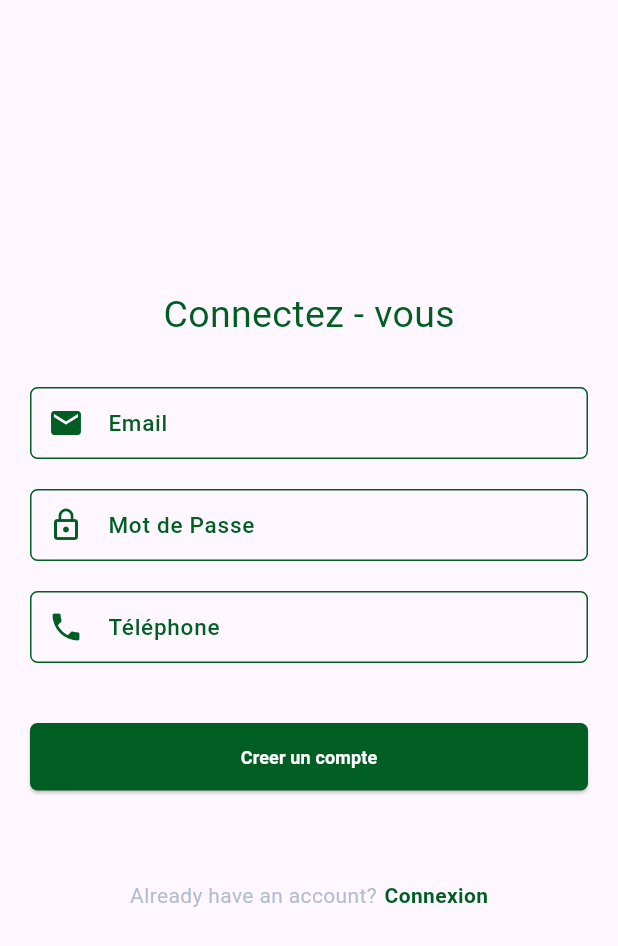
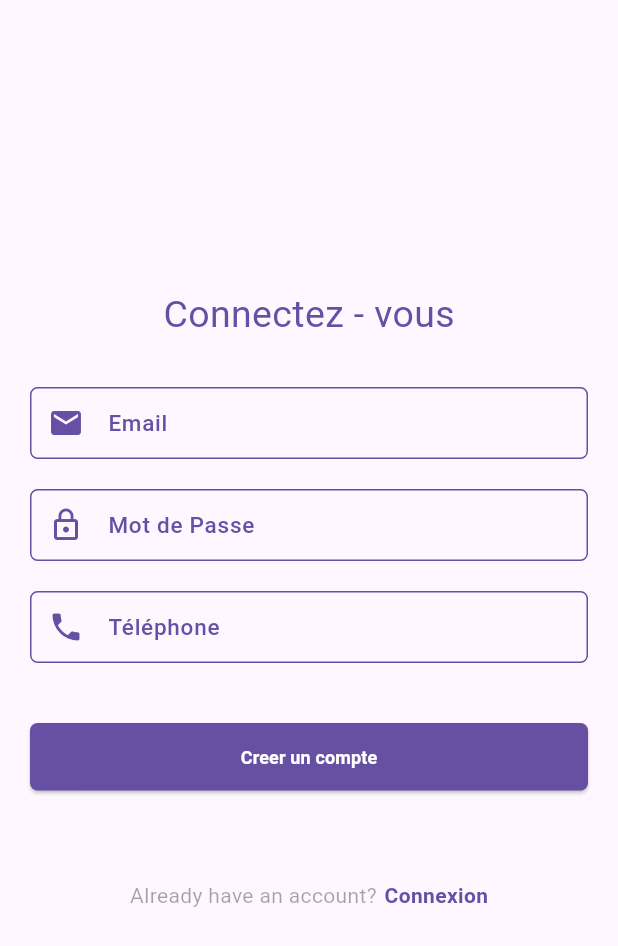
Before and after one commit to saliouseck2009/auth_template, a Flutter app: the screen it shows after launch, after a tap on "Register", on a phone screen of 412 x 824 dp. Shown: the top 946 px of the screen. Run offline on Flutter 3.47's test engine with Material 3 defaults, Android fonts, the phone set to English and light mode, and no system bars; our stand-ins replace bloc, dio, equatable, flutter_bloc, flutter_secure_storage, get_it; Roboto replaces fonts that are missing (Rubik).

Commit message:
refactor color instead of using static color use generic ones

```diff
--- a/lib/features/auth/presentation/bussiness_logic/bloc/login_bloc/login_state.dart
+++ b/lib/features/auth/presentation/bussiness_logic/bloc/login_bloc/login_state.dart
@@ -1,7 +1,5 @@
 import 'package:equatable/equatable.dart';
-import 'package:flutter/foundation.dart';
 
-@immutable
 abstract class LoginState extends Equatable {
   const LoginState();
 
--- a/lib/features/auth/presentation/screen/login_form.dart
+++ b/lib/features/auth/presentation/screen/login_form.dart
@@ -33,7 +33,7 @@ class LoginForm extends StatelessWidget {
   Widget LoginButton(BuildContext context) {
     return ElevatedButton(
         style: ElevatedButton.styleFrom(
-            backgroundColor: CustomColors.mainColor,
+            backgroundColor: Theme.of(context).colorScheme.primary,
             shape: RoundedRectangleBorder(
               borderRadius: BorderRadius.circular(5.0),
             )),
@@ -54,14 +54,14 @@ class LoginForm extends StatelessWidget {
             UtilsScreen.CustomSnackbar(
               context: context,
               description: state.error,
-              colorBackground: CustomColors.red,
+              colorBackground: Theme.of(context).colorScheme.error,
               textType: 'Error',
             );
           } else if (state is LoginSuccess) {
             UtilsScreen.CustomSnackbar(
               context: context,
               description: "User connecté avec succés",
-              colorBackground: CustomColors.successGreen,
+              colorBackground: Theme.of(context).colorScheme.primary,
               textType: 'Success',
             );
             Navigator.pushReplacementNamed(context, MainPage.routeName);
@@ -74,20 +74,21 @@ class LoginForm extends StatelessWidget {
             child: Column(
               mainAxisAlignment: MainAxisAlignment.center,
               children: [
-                const Column(
+                Column(
                   mainAxisAlignment: MainAxisAlignment.center,
                   children: [
                     // Image(
                     //   fit: BoxFit.fill,
                     //   image: AssetImage('assets/images/DaaraScience.png'),
                     // ),
-                    SizedBox(
+                    const SizedBox(
                       height: 5.0,
                     ),
                     Text(
                       "This is login message",
                       style: TextStyle(
-                          fontSize: 30.0, color: CustomColors.mainColor),
+                          fontSize: 30.0,
+                          color: Theme.of(context).colorScheme.primary),
                     )
                   ],
                 ),
@@ -95,7 +96,8 @@ class LoginForm extends StatelessWidget {
                   height: 5.0,
                 ),
                 CustomTextFormField(
-                  icon: const Icon(Icons.person, color: CustomColors.mainColor),
+                  icon: Icon(Icons.person,
+                      color: Theme.of(context).colorScheme.primary),
                   keyboardType: TextInputType.text,
                   label: "Username",
                   controller: _usernameController,
@@ -111,8 +113,8 @@ class LoginForm extends StatelessWidget {
                   height: 20.0,
                 ),
                 CustomTextFormField(
-                  icon: const Icon(Icons.lock_outline,
-                      color: CustomColors.mainColor),
+                  icon: Icon(Icons.lock_outline,
+                      color: Theme.of(context).colorScheme.primary),
                   keyboardType: TextInputType.visiblePassword,
                   label: "Mot de Passe",
                   controller: _passwordController,
@@ -165,9 +167,13 @@ class LoginForm extends StatelessWidget {
                         mainAxisAlignment: MainAxisAlignment.center,
                         crossAxisAlignment: CrossAxisAlignment.center,
                         children: <Widget>[
-                          const Text(
+                          Text(
                             "Don't have an account?",
-                            style: TextStyle(color: CustomColors.grey),
+                            style: TextStyle(
+                                color: Theme.of(context)
+                                    .colorScheme
+                                    .onBackground
+                                    .withOpacity(0.4)),
                           ),
                           const Padding(
                             padding: EdgeInsets.only(right: 5.0),
@@ -185,10 +191,11 @@ class LoginForm extends StatelessWidget {
                                   );
                                 }));
                               },
-                              child: const Text(
+                              child: Text(
                                 "Register",
                                 style: TextStyle(
-                                    color: CustomColors.mainColor,
+                                    color:
+                                        Theme.of(context).colorScheme.primary,
                                     fontWeight: FontWeight.bold),
                               ))
                         ],
--- a/lib/features/auth/presentation/screen/signup_form.dart
+++ b/lib/features/auth/presentation/screen/signup_form.dart
@@ -6,7 +6,6 @@ import 'package:voyage/core/extensions.dart';
 import 'package:voyage/features/auth/presentation/widgets/utils_screen.dart';
 
 import '../../../../../shared/widgets/loading_widget.dart';
-import '../../../../../themes/theme.dart';
 import '../bussiness_logic/bloc/signup_bloc/signup.dart';
 import '../widgets/custom_text_form_field.dart';
 
@@ -41,7 +40,7 @@ class SignupForm extends StatelessWidget {
           UtilsScreen.CustomSnackbar(
             context: context,
             description: state.error,
-            colorBackground: CustomColors.red,
+            colorBackground: Theme.of(context).colorScheme.error,
             textType: 'Error',
           );
         } else if (state is SignupSuccess) {
@@ -49,7 +48,7 @@ class SignupForm extends StatelessWidget {
           UtilsScreen.CustomSnackbar(
             context: context,
             description: "incription effectuée avec succés",
-            colorBackground: CustomColors.successGreen,
+            colorBackground: Theme.of(context).colorScheme.primary,
             textType: 'Succes',
           );
         }
@@ -63,20 +62,21 @@ class SignupForm extends StatelessWidget {
               child: Column(
                 mainAxisAlignment: MainAxisAlignment.center,
                 children: [
-                  const Column(
+                  Column(
                     mainAxisAlignment: MainAxisAlignment.center,
                     children: [
                       // Image(
                       //   fit: BoxFit.fill,
                       //   image: AssetImage('assets/images/DaaraScience.png'),
                       // ),
-                      SizedBox(
+                      const SizedBox(
                         height: 5.0,
                       ),
                       Text(
                         "Connectez - vous",
                         style: TextStyle(
-                            fontSize: 25.0, color: CustomColors.mainColor),
+                            fontSize: 25.0,
+                            color: Theme.of(context).colorScheme.primary),
                       )
                     ],
                   ),
@@ -84,8 +84,8 @@ class SignupForm extends StatelessWidget {
                     height: 30.0,
                   ),
                   CustomTextFormField(
-                    icon:
-                        const Icon(Icons.email, color: CustomColors.mainColor),
+                    icon: Icon(Icons.email,
+                        color: Theme.of(context).colorScheme.primary),
                     keyboardType: TextInputType.text,
                     label: "Email",
                     controller: _emailController,
@@ -104,8 +104,8 @@ class SignupForm extends StatelessWidget {
                   ),
                   //_passwordTextFormField(),
                   CustomTextFormField(
-                    icon: const Icon(Icons.lock_outline,
-                        color: CustomColors.mainColor),
+                    icon: Icon(Icons.lock_outline,
+                        color: Theme.of(context).colorScheme.primary),
                     keyboardType: TextInputType.visiblePassword,
                     label: "Mot de Passe",
                     controller: _passwordController,
@@ -123,8 +123,8 @@ class SignupForm extends StatelessWidget {
                   ),
                   // _phoneTextFormField(),
                   CustomTextFormField(
-                    icon:
-                        const Icon(Icons.phone, color: CustomColors.mainColor),
+                    icon: Icon(Icons.phone,
+                        color: Theme.of(context).colorScheme.primary),
                     keyboardType: TextInputType.number,
                     label: "Téléphone",
                     controller: _phoneController,
@@ -152,7 +152,9 @@ class SignupForm extends StatelessWidget {
                                 ? const LoadingWidget()
                                 : ElevatedButton(
                                     style: ElevatedButton.styleFrom(
-                                        backgroundColor: CustomColors.mainColor,
+                                        backgroundColor: Theme.of(context)
+                                            .colorScheme
+                                            .primary,
                                         shape: RoundedRectangleBorder(
                                           borderRadius:
                                               BorderRadius.circular(5.0),
@@ -178,9 +180,13 @@ class SignupForm extends StatelessWidget {
                           mainAxisAlignment: MainAxisAlignment.center,
                           crossAxisAlignment: CrossAxisAlignment.center,
                           children: [
-                            const Text(
+                            Text(
                               "Already have an account?",
-                              style: TextStyle(color: CustomColors.grey),
+                              style: TextStyle(
+                                  color: Theme.of(context)
+                                      .colorScheme
+                                      .onBackground
+                                      .withOpacity(0.4)),
                             ),
                             const Padding(
                               padding: EdgeInsets.only(right: 5.0),
@@ -189,10 +195,11 @@ class SignupForm extends StatelessWidget {
                                 onTap: () {
                                   Navigator.of(context).pop();
                                 },
-                                child: const Text(
+                                child: Text(
                                   "Connexion",
                                   style: TextStyle(
-                                      color: CustomColors.mainColor,
+                                      color:
+                                          Theme.of(context).colorScheme.primary,
                                       fontWeight: FontWeight.bold),
                                 ))
                           ],
--- a/lib/features/auth/presentation/widgets/common_appbar.dart
+++ b/lib/features/auth/presentation/widgets/common_appbar.dart
@@ -12,17 +12,17 @@ class CommonAppBar extends StatelessWidget implements PreferredSizeWidget {
   final bool notificationenabled;
   final Function()? ontap;
   const CommonAppBar({
-    Key? key,
+    super.key,
     required this.title,
     required this.menuenabled,
     required this.notificationenabled,
     required this.ontap,
-  }) : super(key: key);
+  });
 
   @override
   Widget build(BuildContext context) {
     return AppBar(
-      backgroundColor: CustomColors.mainColor,
+      backgroundColor: Theme.of(context).colorScheme.primary,
       title: Text(
         title,
         style: const TextStyle(
--- a/lib/features/auth/presentation/widgets/custom_text_form_field.dart
+++ b/lib/features/auth/presentation/widgets/custom_text_form_field.dart
@@ -4,15 +4,14 @@ import '../../../../../themes/theme.dart';
 
 class CustomTextFormField extends StatelessWidget {
   const CustomTextFormField(
-      {Key? key,
+      {super.key,
       required this.controller,
       required this.textInputAction,
       required this.icon,
       required this.keyboardType,
       this.validator,
       this.obscureText,
-        required this.label})
-      : super(key: key);
+      required this.label});
 
   final TextEditingController controller;
   final TextInputAction textInputAction;
@@ -25,9 +24,9 @@ class CustomTextFormField extends StatelessWidget {
   @override
   Widget build(BuildContext context) {
     return TextFormField(
-        style: const TextStyle(
+        style: TextStyle(
             fontSize: 16.0,
-            color: CustomColors.mainColor,
+            color: Theme.of(context).colorScheme.primary,
             fontWeight: FontWeight.bold),
         controller: controller,
         textInputAction: textInputAction,
@@ -35,20 +34,26 @@ class CustomTextFormField extends StatelessWidget {
         decoration: InputDecoration(
           prefixIcon: icon,
           enabledBorder: OutlineInputBorder(
-              borderSide: const BorderSide(color: CustomColors.mainColor),
+              borderSide:
+                  BorderSide(color: Theme.of(context).colorScheme.primary),
               borderRadius: BorderRadius.circular(5.0)),
           focusedBorder: OutlineInputBorder(
-              borderSide: const BorderSide(color: CustomColors.mainColor),
+              borderSide:
+                  BorderSide(color: Theme.of(context).colorScheme.primary),
               borderRadius: BorderRadius.circular(05.0)),
+          errorBorder: OutlineInputBorder(
+              borderSide:
+                  BorderSide(color: Theme.of(context).colorScheme.error),
+              borderRadius: BorderRadius.circular(5.0)),
           contentPadding: const EdgeInsets.only(left: 10.0, right: 10.0),
           labelText: label,
-          hintStyle: const TextStyle(
+          hintStyle: TextStyle(
               fontSize: 12.0,
-              color: CustomColors.mainColor,
+              color: Theme.of(context).colorScheme.primary,
               fontWeight: FontWeight.w500),
-          labelStyle: const TextStyle(
+          labelStyle: TextStyle(
               fontSize: 15.0,
-              color: CustomColors.mainColor,
+              color: Theme.of(context).colorScheme.primary,
               fontWeight: FontWeight.w500),
         ),
         autocorrect: false,
--- a/lib/features/auth/presentation/widgets/user_detail_card.dart
+++ b/lib/features/auth/presentation/widgets/user_detail_card.dart
@@ -22,7 +22,7 @@ class _UserDetailCardState extends State<UserDetailCard>
                 padding: const EdgeInsets.only(top: 10.0, right: 0.0),
                 child: Container(
                     decoration: BoxDecoration(
-                      color: CustomColors.mainColor,
+                      color: Theme.of(context).colorScheme.primary,
                       borderRadius: BorderRadius.circular(5),
                     ),
                     height: height * 0.17,
--- a/lib/main.dart
+++ b/lib/main.dart
@@ -9,12 +9,10 @@ import 'package:voyage/features/auth/presentation/bussiness_logic/bloc/signup_bl
 import 'package:voyage/features/auth/presentation/screen/login_screen.dart';
 import 'package:voyage/route_generator.dart';
 import 'package:voyage/themes/palette.dart';
-import 'package:voyage/themes/theme.dart';
 
 void main() {
-  BlocOverrides.runZoned(() {
-    runApp(const VoyageApp());
-  }, blocObserver: SimpleBlocObserver());
+  Bloc.observer = SimpleBlocObserver();
+  runApp(const VoyageApp());
 }
 
 class VoyageApp extends StatelessWidget {
@@ -64,7 +62,7 @@ class VoyageApp extends StatelessWidget {
                           body: Container(
                             color: Colors.white,
                             width: MediaQuery.of(context).size.width,
-                            child: const Column(
+                            child: Column(
                               crossAxisAlignment: CrossAxisAlignment.center,
                               mainAxisAlignment: MainAxisAlignment.center,
                               children: [
@@ -73,7 +71,7 @@ class VoyageApp extends StatelessWidget {
                                   width: 25.0,
                                   child: CircularProgressIndicator(
                                     valueColor: AlwaysStoppedAnimation<Color>(
-                                        CustomColors.mainColor),
+                                        Theme.of(context).colorScheme.primary),
                                     strokeWidth: 4.0,
                                   ),
                                 )
@@ -86,7 +84,7 @@ class VoyageApp extends StatelessWidget {
                         body: Container(
                           color: Colors.white,
                           width: MediaQuery.of(context).size.width,
-                          child: const Column(
+                          child: Column(
                             crossAxisAlignment: CrossAxisAlignment.center,
                             mainAxisAlignment: MainAxisAlignment.center,
                             children: [
@@ -95,7 +93,7 @@ class VoyageApp extends StatelessWidget {
                                 width: 25.0,
                                 child: CircularProgressIndicator(
                                   valueColor: AlwaysStoppedAnimation<Color>(
-                                      CustomColors.mainColor),
+                                      Theme.of(context).colorScheme.primary),
                                   strokeWidth: 4.0,
                                 ),
                               )
```
Also changed, not shown: lib/features/auth/presentation/widgets/utils_screen.dart (+26 -19 lines), lib/shared/drawer.dart (+15 -11 lines), lib/shared/widgets/custom_list_tyle.dart (+3 -4 lines), pubspec.lock. Lines whose indentation alone changed are shown as unchanged.
